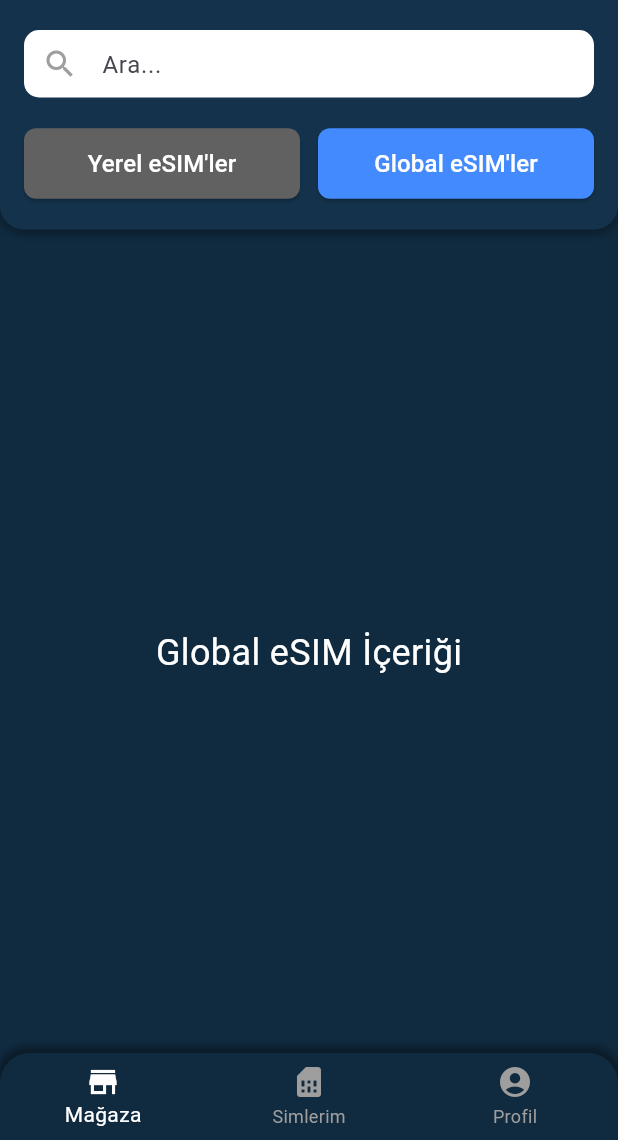
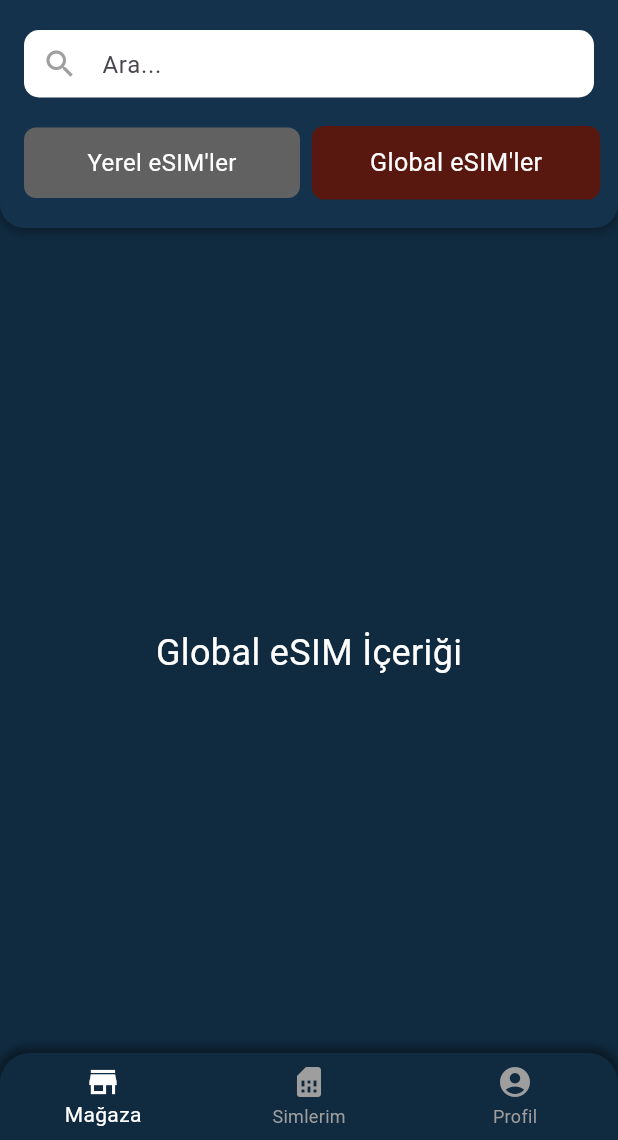
Before and after one commit to Butcher3-8/NeoSim, a Flutter app: the screen it shows after launch, after a tap on "Global eSIM'ler", on a phone screen of 412 x 824 dp, the part 96-1236 px from its top. Run offline on Flutter 3.47's test engine with Material 3 defaults, Android fonts, the phone set to English and light mode, and no system bars; our stand-ins replace go_router, lottie.

Commit message:
Profil ve Home screen düzenlemeleri yapıldı.
27.03.25
00.16

```diff
--- a/lib/screens/home_screen.dart
+++ b/lib/screens/home_screen.dart
@@ -1,7 +1,7 @@
 import 'package:flutter/material.dart';
 import 'package:flutter_app/services/bottom_navigation_bar.dart';
 import 'package:go_router/go_router.dart';
-import '../widgets/bottom_navigation_bar.dart'; // Alt menü widget'ını ekleyin
+import '../widgets/bottom_navigation_bar.dart';
 
 class HomeScreen extends StatefulWidget {
   const HomeScreen({super.key});
@@ -10,25 +10,47 @@ class HomeScreen extends StatefulWidget {
   _HomeScreenState createState() => _HomeScreenState();
 }
 
-class _HomeScreenState extends State<HomeScreen> {
-  int _selectedIndex = 0; // Başlangıçta "Mağaza" seçili
-  bool isLocalSelected = true; // Başlangıçta Yerel eSIM'ler seçili
+class _HomeScreenState extends State<HomeScreen> with SingleTickerProviderStateMixin {
+  int _selectedIndex = 0;
+  bool isLocalSelected = true;
+  late AnimationController _controller;
+  late Animation<double> _scaleAnimation;
+
+  @override
+  void initState() {
+    super.initState();
+    _controller = AnimationController(
+      vsync: this,
+      duration: const Duration(milliseconds: 200),
+      lowerBound: 0.9, // Küçükten büyüğe animasyon
+      upperBound: 1.0,
+    );
+    _scaleAnimation = Tween<double>(begin: 1.0, end: 1.05).animate(_controller);
+  }
 
   void _onItemTapped(int index) {
-    if (_selectedIndex == index) return; // Aynı sekmeye tıklanırsa yönlendirme yapma
-
+    if (_selectedIndex == index) return;
     setState(() {
       _selectedIndex = index;
     });
 
-    // GoRouter ile yönlendirme
     if (index == 0) {
-      context.go('/home'); // Mağaza
+      context.go('/home');
     } else if (index == 1) {
-      context.go('/my_esim'); // Simlerim
+      context.go('/my_esim');
     } else if (index == 2) {
-      context.go('/profile'); // Profil
+      context.go('/profile');
     }
+  }
+
+  void _toggleEsim(bool isLocal) {
+    if (isLocalSelected == isLocal) return; // Aynı butona tıklanırsa işlem yapma
+
+    setState(() {
+      isLocalSelected = isLocal;
+    });
+
+    _controller.forward().then((_) => _controller.reverse()); // Scale animasyonu başlat
   }
 
   @override
@@ -37,11 +59,11 @@ class _HomeScreenState extends State<HomeScreen> {
       backgroundColor: const Color.fromARGB(255, 16, 42, 63),
       body: Column(
         children: [
-          // Üst Menü (Hoşgeldiniz + Giriş Yap Butonu + Arama Çubuğu + Butonlar)
+          // Üst Menü
           Container(
             padding: const EdgeInsets.symmetric(horizontal: 16, vertical: 20),
             decoration: const BoxDecoration(
-              color: Color.fromARGB(255, 20, 50, 75), // Arka plan rengi
+              color: Color.fromARGB(255, 20, 50, 75),
               borderRadius: BorderRadius.only(
                 bottomLeft: Radius.circular(16),
                 bottomRight: Radius.circular(16),
@@ -60,17 +82,15 @@ class _HomeScreenState extends State<HomeScreen> {
                 Row(
                   mainAxisAlignment: MainAxisAlignment.spaceBetween,
                   children: [
-                    // Hoşgeldiniz Yazısı
                     const Text(
                       'Hoşgeldiniz',
                       style: TextStyle(
                         color: Colors.white,
-                        fontSize: 24, // Biraz büyütüldü
+                        fontSize: 24,
                         fontWeight: FontWeight.bold,
                         letterSpacing: 1.2,
                       ),
                     ),
-                    // Giriş Yap Butonu
                     TextButton(
                       onPressed: () {
                         print("Giriş Yap butonuna tıklandı");
@@ -92,11 +112,11 @@ class _HomeScreenState extends State<HomeScreen> {
                   ],
                 ),
 
-                const SizedBox(height: 16), // Hoşgeldiniz ile arama çubuğu arasına boşluk eklendi
+                const SizedBox(height: 16),
 
                 // Arama Çubuğu
                 Container(
-                  height: 45, // Biraz daha büyük yapıldı
+                  height: 45,
                   decoration: BoxDecoration(
                     color: Colors.white,
                     borderRadius: BorderRadius.circular(10),
@@ -111,54 +131,56 @@ class _HomeScreenState extends State<HomeScreen> {
                   ),
                 ),
 
-                const SizedBox(height: 20), // Arama çubuğu ile butonlar arasına boşluk eklendi
+                const SizedBox(height: 20),
 
-                // eSIM Butonları
+                // eSIM Butonları (Scale Animasyon Eklenmiş)
                 Row(
                   mainAxisAlignment: MainAxisAlignment.center,
                   children: [
-                    // Yerel eSIM Butonu
                     Expanded(
-                      child: ElevatedButton(
-                        onPressed: () {
-                          setState(() {
-                            isLocalSelected = true;
-                          });
-                        },
-                        style: ElevatedButton.styleFrom(
-                          backgroundColor: isLocalSelected ? Colors.blueAccent : Colors.grey[700],
-                          foregroundColor: Colors.white,
+                      child: GestureDetector(
+                        onTap: () => _toggleEsim(true),
+                        child: ScaleTransition(
+                          scale: isLocalSelected ? _scaleAnimation : const AlwaysStoppedAnimation(1.0),
+                          child: AnimatedContainer(
+                            duration: const Duration(milliseconds: 50),
+                            curve: Curves.easeInOut,
                             padding: const EdgeInsets.symmetric(vertical: 12),
-                          shape: RoundedRectangleBorder(
+                            decoration: BoxDecoration(
+                              color: isLocalSelected ? const Color.fromRGBO(88, 24, 16, 1) : Colors.grey[700],
                               borderRadius: BorderRadius.circular(8),
                             ),
-                        ),
-                        child: const Text(
+                            child: const Center(
+                              child: Text(
                                 "Yerel eSIM'ler",
-                          style: TextStyle(fontSize: 16),
+                                style: TextStyle(fontSize: 16, color: Colors.white),
                               ),
                             ),
                           ),
-                    const SizedBox(width: 12), // Butonlar arasındaki boşluk artırıldı
-                    // Global eSIM Butonu
+                        ),
+                      ),
+                    ),
+                    const SizedBox(width: 12),
                     Expanded(
-                      child: ElevatedButton(
-                        onPressed: () {
-                          setState(() {
-                            isLocalSelected = false;
-                          });
-                        },
-                        style: ElevatedButton.styleFrom(
-                          backgroundColor: isLocalSelected ? Colors.grey[700] : Colors.blueAccent,
-                          foregroundColor: Colors.white,
+                      child: GestureDetector(
+                        onTap: () => _toggleEsim(false),
+                        child: ScaleTransition(
+                          scale: !isLocalSelected ? _scaleAnimation : const AlwaysStoppedAnimation(1.0),
+                          child: AnimatedContainer(
+                            duration: const Duration(milliseconds: 300),
+                            curve: Curves.easeInOut,
                             padding: const EdgeInsets.symmetric(vertical: 12),
-                          shape: RoundedRectangleBorder(
+                            decoration: BoxDecoration(
+                              color: !isLocalSelected ? const Color.fromRGBO(88, 24, 16, 1) : Colors.grey[700],
                               borderRadius: BorderRadius.circular(8),
                             ),
+                            child: const Center(
+                              child: Text(
+                                "Global eSIM'ler",
+                                style: TextStyle(fontSize: 16, color: Colors.white),
                               ),
-                        child: const Text(
-                          "Global eSIM'ler",
-                          style: TextStyle(fontSize: 16),
+                            ),
+                          ),
                         ),
                       ),
                     ),
@@ -168,18 +190,33 @@ class _HomeScreenState extends State<HomeScreen> {
             ),
           ),
 
-          const SizedBox(height: 16), // Üst menü ile içerik arasına boşluk eklendi
+          const SizedBox(height: 16),
 
           // Sayfa İçeriği (Yerel veya Global eSIM)
           Expanded(
-            child: Center(
+            child: AnimatedSwitcher(
+              duration: const Duration(milliseconds: 500),
+              transitionBuilder: (Widget child, Animation<double> animation) {
+                return FadeTransition(
+                  opacity: animation,
+                  child: SlideTransition(
+                    position: Tween<Offset>(
+                      begin: const Offset(0.0, 0.1),
+                      end: Offset.zero,
+                    ).animate(animation),
+                    child: child,
+                  ),
+                );
+              },
               child: isLocalSelected
                   ? const Text(
                       'Yerel eSIM İçeriği',
+                      key: ValueKey(1),
                       style: TextStyle(color: Colors.white, fontSize: 24),
                     )
                   : const Text(
                       'Global eSIM İçeriği',
+                      key: ValueKey(2),
                       style: TextStyle(color: Colors.white, fontSize: 24),
                     ),
             ),
--- a/lib/screens/profile_screen.dart
+++ b/lib/screens/profile_screen.dart
@@ -1,7 +1,7 @@
 import 'package:flutter/material.dart';
 import 'package:flutter_app/services/bottom_navigation_bar.dart';
 import 'package:go_router/go_router.dart';
-import '../widgets/bottom_navigation_bar.dart'; // Alt menü widget'ını ekleyin
+import '../widgets/bottom_navigation_bar.dart';
 
 class ProfileScreen extends StatefulWidget {
   const ProfileScreen({super.key});
@@ -11,9 +11,11 @@ class ProfileScreen extends StatefulWidget {
 }
 
 class _ProfileScreenState extends State<ProfileScreen> {
-  int _selectedIndex = 2; // Başlangıçta "Profil" seçili
+  int _selectedIndex = 2;
 
   void _onItemTapped(int index) {
+    if (_selectedIndex == index) return;
+
     setState(() {
       _selectedIndex = index;
     });
@@ -31,23 +33,96 @@ class _ProfileScreenState extends State<ProfileScreen> {
   Widget build(BuildContext context) {
     return Scaffold(
       backgroundColor: const Color.fromARGB(255, 16, 42, 63),
-      appBar: AppBar(
-        backgroundColor: const Color.fromARGB(255, 16, 42, 63),
-        title: const Text(
+      body: Column(
+        children: [
+          // Üst Menü (Profil yazısı burada!)
+          Container(
+            padding: const EdgeInsets.symmetric(horizontal: 30, vertical: 20),
+            decoration: const BoxDecoration(
+              color: Color.fromARGB(255, 20, 50, 75),
+              borderRadius: BorderRadius.only(
+                bottomLeft: Radius.circular(16),
+                bottomRight: Radius.circular(16),
+              ),
+              boxShadow: [
+                BoxShadow(
+                  color: Colors.black38,
+                  blurRadius: 5,
+                  offset: Offset(0, 2),
+                ),
+              ],
+            ),
+            child: Column(
+              children: [
+                const SizedBox(height: 90), // Profil yazısını aşağı kaydıran boşluk
+
+                // Profil başlığı
+                const Align(
+                  alignment: Alignment.centerLeft,
+                  child: Text(
                     'Profil',
                     style: TextStyle(
-            color: Colors.white, // Beyaz renk
-            fontSize: 22, // Font boyutu büyütüldü
-            fontWeight: FontWeight.bold, // Kalın yazı
-            letterSpacing: 1.2, // Harf aralığı artırıldı
+                      color: Colors.white,
+                      fontSize: 24,
+                      fontWeight: FontWeight.bold,
+                      letterSpacing: 1.2,
                     ),
                   ),
                 ),
-      body: const Center(
+
+                const SizedBox(height: 20), // Boşluk bırakmak için
+              ],
+            ),
+          ),
+
+          // Giriş Yap / Kaydol Butonu
+          Padding(
+            padding: const EdgeInsets.symmetric(horizontal: 20, vertical:100), // Yukarıdaki boşluk burada artırıldı
+            child: ElevatedButton(
+              style: ElevatedButton.styleFrom(
+                backgroundColor: const Color(0xFF2E3A46), // Buton arka plan rengi
+                padding: const EdgeInsets.symmetric(horizontal: 20, vertical: 14),
+                shape: RoundedRectangleBorder(
+                  borderRadius: BorderRadius.circular(12),
+                ),
+              ),
+              onPressed: () {
+                // Giriş yap veya kaydol işlemi yapılacak
+                print('Giriş Yap / Kaydol tıklandı');
+              },
+              child: Row(
+                mainAxisAlignment: MainAxisAlignment.spaceBetween,
+                children: [
+                  // "Giriş Yap / Kaydol" Yazısı
+                  const Text(
+                    'Giriş Yap / Kaydol',
+                    style: TextStyle(
+                      color: Colors.white,
+                      fontSize: 20,
+                    ),
+                  ),
+
+                  // Profil İkonu (Sağda)
+                  const Icon(
+                    Icons.account_circle,
+                    color: Colors.white,
+                    size: 80,
+                  ),
+                ],
+              ),
+            ),
+          ),
+
+          // Sayfa içeriği
+          Expanded(
+            child: Center(
               child: Text(
-          'Profil Ekranı',
+                '',
                 style: TextStyle(color: Colors.white, fontSize: 24),
               ),
+            ),
+          ),
+        ],
       ),
       bottomNavigationBar: BottomNavigationBarWidget(
         selectedIndex: _selectedIndex,
```
Lines whose indentation alone changed are shown as unchanged.
